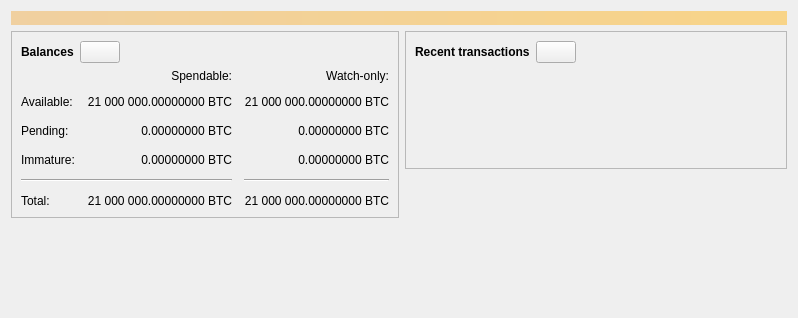
Qt form src/qt/forms/overviewpage.ui (tngc-one/tngcoin) before a commit.
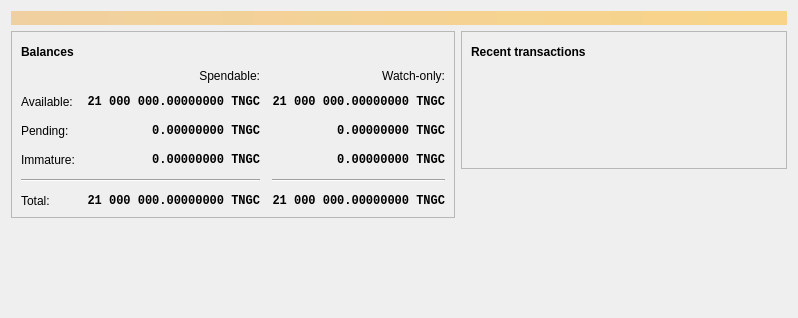
The same form after that commit. Icons and pictures are not drawn. Custom widgets are drawn as their Qt base class.

The edit to the form file:
```diff
--- a/src/qt/forms/overviewpage.ui
+++ b/src/qt/forms/overviewpage.ui
@@ -68,7 +68,7 @@
               </property>
               <property name="maximumSize">
                <size>
-                <width>45</width>
+                <width>30</width>
                 <height>16777215</height>
                </size>
               </property>
@@ -89,6 +89,9 @@
                 <height>24</height>
                </size>
               </property>
+              <property name="flat">
+               <bool>true</bool>
+              </property>
              </widget>
             </item>
             <item>
@@ -113,6 +116,13 @@
             </property>
             <item row="2" column="2">
              <widget class="QLabel" name="labelWatchPending">
+              <property name="font">
+               <font>
+                <family>Monospace</family>
+                <weight>75</weight>
+                <bold>true</bold>
+               </font>
+              </property>
               <property name="cursor">
                <cursorShape>IBeamCursor</cursorShape>
               </property>
@@ -120,7 +130,7 @@
                <string>Unconfirmed transactions to watch-only addresses</string>
               </property>
               <property name="text">
-               <string notr="true">0.00000000 BTC</string>
+               <string notr="true">0.00000000 TNGC</string>
               </property>
               <property name="alignment">
                <set>Qt::AlignRight|Qt::AlignTrailing|Qt::AlignVCenter</set>
@@ -132,6 +142,13 @@
             </item>
             <item row="2" column="1">
              <widget class="QLabel" name="labelUnconfirmed">
+              <property name="font">
+               <font>
+                <family>Monospace</family>
+                <weight>75</weight>
+                <bold>true</bold>
+               </font>
+              </property>
               <property name="cursor">
                <cursorShape>IBeamCursor</cursorShape>
               </property>
@@ -139,7 +156,7 @@
                <string>Total of transactions that have yet to be confirmed, and do not yet count toward the spendable balance</string>
               </property>
               <property name="text">
-               <string notr="true">0.00000000 BTC</string>
+               <string notr="true">0.00000000 TNGC</string>
               </property>
               <property name="alignment">
                <set>Qt::AlignRight|Qt::AlignTrailing|Qt::AlignVCenter</set>
@@ -151,6 +168,13 @@
             </item>
             <item row="3" column="2">
              <widget class="QLabel" name="labelWatchImmature">
+              <property name="font">
+               <font>
+                <family>Monospace</family>
+                <weight>75</weight>
+                <bold>true</bold>
+               </font>
+              </property>
               <property name="cursor">
                <cursorShape>IBeamCursor</cursorShape>
               </property>
@@ -158,7 +182,7 @@
                <string>Mined balance in watch-only addresses that has not yet matured</string>
               </property>
               <property name="text">
-               <string notr="true">0.00000000 BTC</string>
+               <string notr="true">0.00000000 TNGC</string>
               </property>
               <property name="alignment">
                <set>Qt::AlignRight|Qt::AlignTrailing|Qt::AlignVCenter</set>
@@ -203,6 +227,13 @@
             </item>
             <item row="3" column="1">
              <widget class="QLabel" name="labelImmature">
+              <property name="font">
+               <font>
+                <family>Monospace</family>
+                <weight>75</weight>
+                <bold>true</bold>
+               </font>
+              </property>
               <property name="cursor">
                <cursorShape>IBeamCursor</cursorShape>
               </property>
@@ -210,7 +241,7 @@
                <string>Mined balance that has not yet matured</string>
               </property>
               <property name="text">
-               <string notr="true">0.00000000 BTC</string>
+               <string notr="true">0.00000000 TNGC</string>
               </property>
               <property name="alignment">
                <set>Qt::AlignRight|Qt::AlignTrailing|Qt::AlignVCenter</set>
@@ -242,6 +273,13 @@
             </item>
             <item row="5" column="1">
              <widget class="QLabel" name="labelTotal">
+              <property name="font">
+               <font>
+                <family>Monospace</family>
+                <weight>75</weight>
+                <bold>true</bold>
+               </font>
+              </property>
               <property name="cursor">
                <cursorShape>IBeamCursor</cursorShape>
               </property>
@@ -249,7 +287,7 @@
                <string>Your current total balance</string>
               </property>
               <property name="text">
-               <string notr="true">21 000 000.00000000 BTC</string>
+               <string notr="true">21 000 000.00000000 TNGC</string>
               </property>
               <property name="alignment">
                <set>Qt::AlignRight|Qt::AlignTrailing|Qt::AlignVCenter</set>
@@ -261,6 +299,13 @@
             </item>
             <item row="5" column="2">
              <widget class="QLabel" name="labelWatchTotal">
+              <property name="font">
+               <font>
+                <family>Monospace</family>
+                <weight>75</weight>
+                <bold>true</bold>
+               </font>
+              </property>
               <property name="cursor">
                <cursorShape>IBeamCursor</cursorShape>
               </property>
@@ -268,7 +313,7 @@
                <string>Current total balance in watch-only addresses</string>
               </property>
               <property name="text">
-               <string notr="true">21 000 000.00000000 BTC</string>
+               <string notr="true">21 000 000.00000000 TNGC</string>
               </property>
               <property name="alignment">
                <set>Qt::AlignRight|Qt::AlignTrailing|Qt::AlignVCenter</set>
@@ -297,6 +342,13 @@
             </item>
             <item row="1" column="1">
              <widget class="QLabel" name="labelBalance">
+              <property name="font">
+               <font>
+                <family>Monospace</family>
+                <weight>75</weight>
+                <bold>true</bold>
+               </font>
+              </property>
               <property name="cursor">
                <cursorShape>IBeamCursor</cursorShape>
               </property>
@@ -304,7 +356,7 @@
                <string>Your current spendable balance</string>
               </property>
               <property name="text">
-               <string notr="true">21 000 000.00000000 BTC</string>
+               <string notr="true">21 000 000.00000000 TNGC</string>
               </property>
               <property name="alignment">
                <set>Qt::AlignRight|Qt::AlignTrailing|Qt::AlignVCenter</set>
@@ -316,6 +368,13 @@
             </item>
             <item row="1" column="2">
              <widget class="QLabel" name="labelWatchAvailable">
+              <property name="font">
+               <font>
+                <family>Monospace</family>
+                <weight>75</weight>
+                <bold>true</bold>
+               </font>
+              </property>
               <property name="cursor">
                <cursorShape>IBeamCursor</cursorShape>
               </property>
@@ -323,7 +382,7 @@
                <string>Your current balance in watch-only addresses</string>
               </property>
               <property name="text">
-               <string notr="true">21 000 000.00000000 BTC</string>
+               <string notr="true">21 000 000.00000000 TNGC</string>
               </property>
               <property name="alignment">
                <set>Qt::AlignRight|Qt::AlignTrailing|Qt::AlignVCenter</set>
@@ -403,7 +462,7 @@
               </property>
               <property name="maximumSize">
                <size>
-                <width>45</width>
+                <width>30</width>
                 <height>16777215</height>
                </size>
               </property>
@@ -424,6 +483,9 @@
                 <height>24</height>
                </size>
               </property>
+              <property name="flat">
+               <bool>true</bool>
+              </property>
              </widget>
             </item>
             <item>
```
Left out of the diff: 8 changed lines with no effect on the pictures.
